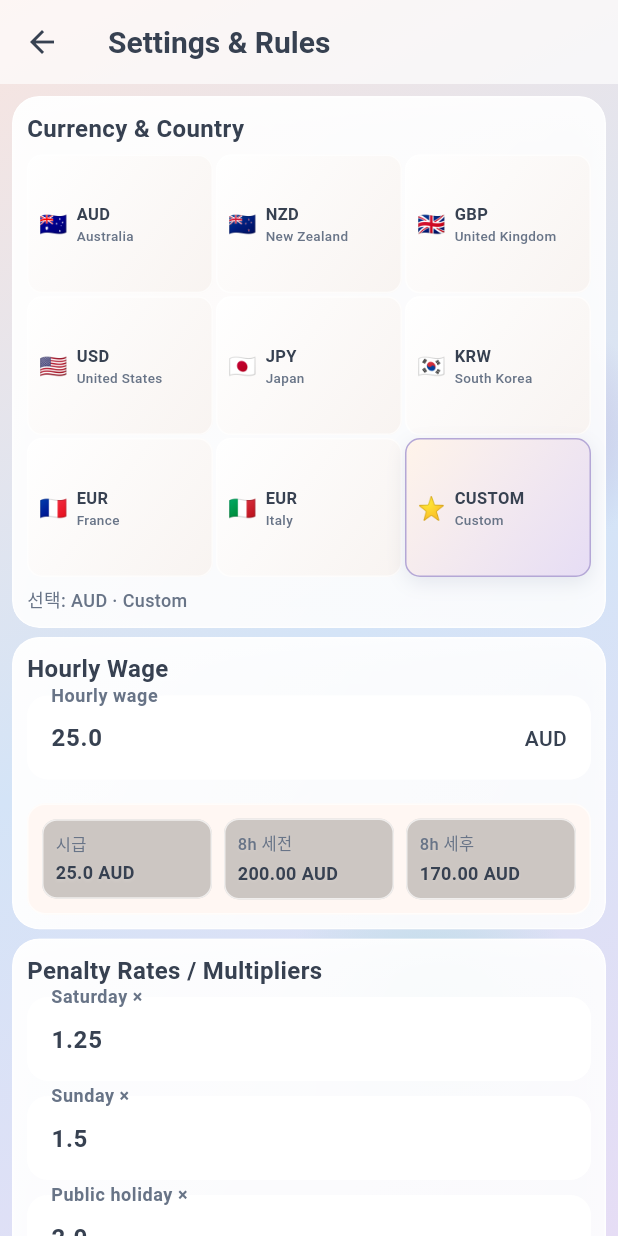
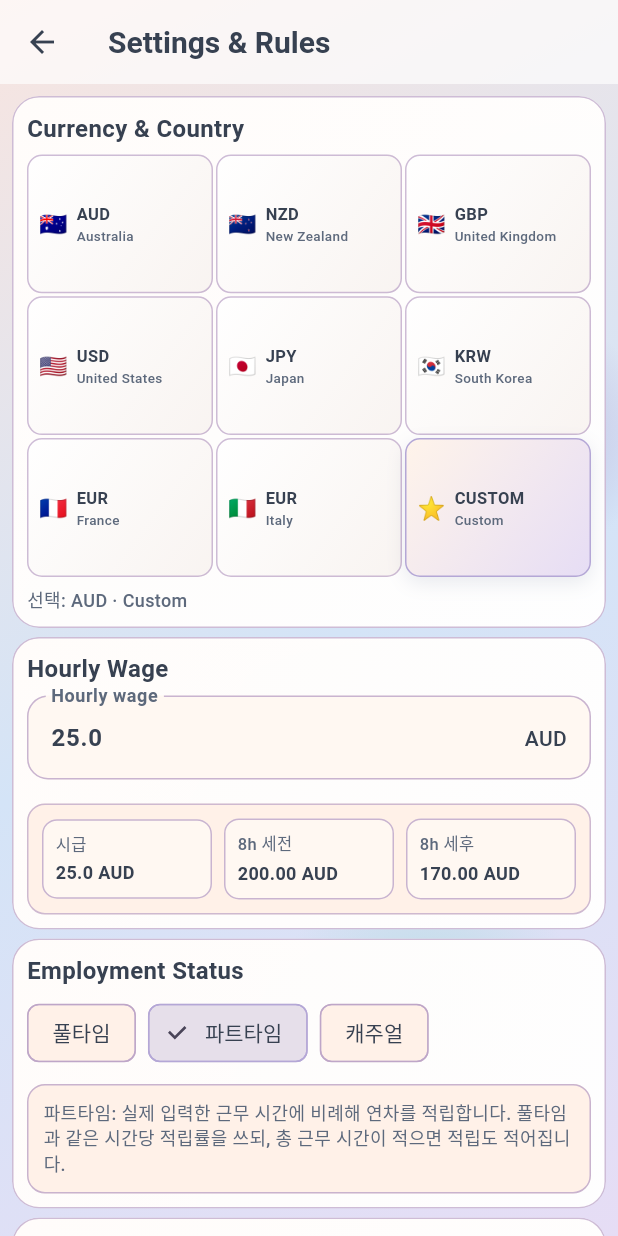
Before and after one commit to Melondressing/employeee, a Flutter app: the RulesScreen screen opened by its route, on a phone screen of 412 x 824 dp. Run offline on Flutter 3.47's test engine with Material 3 defaults, Android fonts, the phone set to English and light mode, and no system bars; our stand-ins replace flutter_riverpod, share_plus, shared_preferences; accounts and stored records are empty; Roboto replaces fonts that are missing (SF Pro).

Commit message:
feat: add auth foundation and employment status

```diff
--- a/lib/main.dart
+++ b/lib/main.dart
@@ -2,6 +2,7 @@ import 'package:flutter/material.dart';
 import 'package:flutter_riverpod/flutter_riverpod.dart';
 
 import 'app.dart';
+import 'services/auth_service.dart';
 import 'services/providers.dart';
 import 'services/storage.dart';
 
@@ -9,12 +10,14 @@ Future<void> main() async {
   WidgetsFlutterBinding.ensureInitialized();
   await Storage.init();
   final bootstrap = await Storage.loadBootstrap();
+  final authSession = await AuthStorage.loadSession();
 
   runApp(
     ProviderScope(
       overrides: [
         bootstrapPayRuleProvider.overrideWithValue(bootstrap.rule),
         bootstrapWorkEntriesProvider.overrideWithValue(bootstrap.entries),
+        bootstrapAuthSessionProvider.overrideWithValue(authSession),
       ],
       child: const EmployeeeeApp(),
     ),
--- a/lib/models/pay_rule.dart
+++ b/lib/models/pay_rule.dart
@@ -1,9 +1,36 @@
 enum WorkType { weekday, saturday, sunday, holiday }
+
+enum EmploymentType { fullTime, partTime, casual }
+
+extension EmploymentTypeLabel on EmploymentType {
+  String get label {
+    switch (this) {
+      case EmploymentType.fullTime:
+        return 'Full-time';
+      case EmploymentType.partTime:
+        return 'Part-time';
+      case EmploymentType.casual:
+        return 'Casual';
+    }
+  }
+
+  String get shortLabel {
+    switch (this) {
+      case EmploymentType.fullTime:
+        return '풀타임';
+      case EmploymentType.partTime:
+        return '파트타임';
+      case EmploymentType.casual:
+        return '캐주얼';
+    }
+  }
+}
 
 /// Pay configuration and multipliers.
 class PayRule {
   PayRule({
     required this.baseWage,
+    this.employmentType = EmploymentType.partTime,
     this.saturdayMultiplier = 1.25,
     this.sundayMultiplier = 1.5,
     this.holidayMultiplier = 2.0,
@@ -26,6 +53,7 @@ class PayRule {
   });
 
   final double baseWage;
+  final EmploymentType employmentType;
   final double saturdayMultiplier;
   final double sundayMultiplier;
   final double holidayMultiplier;
@@ -46,8 +74,15 @@ class PayRule {
   final String taxNote;
   final DateTime? cycleAnchorDate;
 
+  bool get isCasual => employmentType == EmploymentType.casual;
+
+  double get effectiveLeaveAccrualPerHour {
+    return isCasual ? 0 : leaveAccrualPerHour;
+  }
+
   PayRule copyWith({
     double? baseWage,
+    EmploymentType? employmentType,
     double? saturdayMultiplier,
     double? sundayMultiplier,
     double? holidayMultiplier,
@@ -70,6 +105,7 @@ class PayRule {
   }) {
     return PayRule(
       baseWage: baseWage ?? this.baseWage,
+      employmentType: employmentType ?? this.employmentType,
       saturdayMultiplier: saturdayMultiplier ?? this.saturdayMultiplier,
       sundayMultiplier: sundayMultiplier ?? this.sundayMultiplier,
       holidayMultiplier: holidayMultiplier ?? this.holidayMultiplier,
@@ -96,6 +132,7 @@ class PayRule {
 
   Map<String, dynamic> toJson() => {
         'baseWage': baseWage,
+        'employmentType': employmentType.name,
         'saturdayMultiplier': saturdayMultiplier,
         'sundayMultiplier': sundayMultiplier,
         'holidayMultiplier': holidayMultiplier,
@@ -120,6 +157,7 @@ class PayRule {
   factory PayRule.fromJson(Map<String, dynamic> json) {
     return PayRule(
       baseWage: (json['baseWage'] ?? 0).toDouble(),
+      employmentType: _employmentTypeFromJson(json['employmentType']),
       saturdayMultiplier: (json['saturdayMultiplier'] ?? 1.25).toDouble(),
       sundayMultiplier: (json['sundayMultiplier'] ?? 1.5).toDouble(),
       holidayMultiplier: (json['holidayMultiplier'] ?? 2.0).toDouble(),
@@ -143,4 +181,15 @@ class PayRule {
           : DateTime.tryParse(json['cycleAnchorDate'].toString()),
     );
   }
+
+  static EmploymentType _employmentTypeFromJson(dynamic value) {
+    if (value is int && value >= 0 && value < EmploymentType.values.length) {
+      return EmploymentType.values[value];
+    }
+    final raw = value?.toString();
+    return EmploymentType.values.firstWhere(
+      (type) => type.name == raw,
+      orElse: () => EmploymentType.partTime,
+    );
+  }
 }
--- a/lib/screens/rules_screen.dart
+++ b/lib/screens/rules_screen.dart
@@ -39,6 +39,7 @@ class _RulesScreenState extends ConsumerState<RulesScreen> {
   String _country = 'Custom';
   String _taxNote = '';
   String _currency = 'AUD';
+  EmploymentType _employmentType = EmploymentType.partTime;
 
   @override
   void initState() {
@@ -68,6 +69,7 @@ class _RulesScreenState extends ConsumerState<RulesScreen> {
     _country = rule.country;
     _taxNote = rule.taxNote;
     _currency = rule.currency;
+    _employmentType = rule.employmentType;
   }
 
   @override
@@ -121,6 +123,10 @@ class _RulesScreenState extends ConsumerState<RulesScreen> {
                     _previewBlock(),
                   ],
                 ),
+              ),
+              _sectionCard(
+                title: 'Employment Status',
+                child: _employmentTypePicker(),
               ),
               _sectionCard(
                 title: 'Penalty Rates / Multipliers',
@@ -227,11 +233,24 @@ class _RulesScreenState extends ConsumerState<RulesScreen> {
               _sectionCard(
                 title: 'Annual Leave',
                 child: Column(
+                  crossAxisAlignment: CrossAxisAlignment.start,
                   children: [
+                    Text(
+                      _employmentType == EmploymentType.casual
+                          ? '캐주얼은 보통 연차가 적립되지 않아서 계산에서는 적립률을 0으로 처리합니다.'
+                          : '풀타임/파트타임은 일한 시간에 비례해 연차가 적립되도록 저장합니다.',
+                      style: const TextStyle(
+                        color: AppColors.softBlack,
+                        fontSize: 12,
+                        height: 1.35,
+                      ),
+                    ),
+                    const SizedBox(height: 8),
                     _numField(_leaveTotal, 'Total leave (hours)'),
                     _numField(_leaveUsed, 'Used leave (hours)'),
                     _numField(_leaveAccrual, 'Accrual per work hour',
-                        suffix: 'h'),
+                        suffix: 'h',
+                        enabled: _employmentType != EmploymentType.casual),
                   ],
                 ),
               ),
@@ -440,11 +459,68 @@ class _RulesScreenState extends ConsumerState<RulesScreen> {
     );
   }
 
-  Widget _numField(TextEditingController c, String label, {String? suffix}) {
+  Widget _employmentTypePicker() {
+    const types = [
+      EmploymentType.fullTime,
+      EmploymentType.partTime,
+      EmploymentType.casual,
+    ];
+    return Column(
+      crossAxisAlignment: CrossAxisAlignment.start,
+      children: [
+        Wrap(
+          spacing: 8,
+          runSpacing: 8,
+          children: [
+            for (final type in types)
+              ChoiceChip(
+                label: Text(type.shortLabel),
+                selected: _employmentType == type,
+                selectedColor: AppColors.lavender.withValues(alpha: 0.32),
+                backgroundColor: AppColors.cardSurfaceAlt,
+                labelStyle: const TextStyle(color: AppColors.deepInk),
+                side: BorderSide(
+                  color: _employmentType == type
+                      ? AppColors.lavender
+                      : AppColors.inputStroke,
+                ),
+                onSelected: (_) => _setEmploymentType(type),
+              ),
+          ],
+        ),
+        const SizedBox(height: 10),
+        Container(
+          width: double.infinity,
+          padding: const EdgeInsets.all(10),
+          decoration: BoxDecoration(
+            color: AppColors.cardSurfaceAlt,
+            borderRadius: BorderRadius.circular(12),
+            border: Border.all(color: AppColors.inputStroke),
+          ),
+          child: Text(
+            _employmentTypeHelp,
+            style: const TextStyle(
+              color: AppColors.softBlack,
+              height: 1.35,
+              fontSize: 12,
+            ),
+          ),
+        ),
+      ],
+    );
+  }
+
+  Widget _numField(
+    TextEditingController c,
+    String label, {
+    String? suffix,
+    bool enabled = true,
+  }) {
     return Padding(
       padding: const EdgeInsets.only(bottom: 10),
       child: TextField(
         controller: c,
+        enabled: enabled,
         style: const TextStyle(color: AppColors.deepInk),
         cursorColor: AppColors.warmYellow,
         keyboardType:
@@ -507,9 +583,9 @@ class _RulesScreenState extends ConsumerState<RulesScreen> {
     return Container(
       padding: const EdgeInsets.symmetric(horizontal: 8, vertical: 8),
       decoration: BoxDecoration(
-        color: Colors.black.withValues(alpha: 0.2),
+        color: AppColors.inputSurface,
         borderRadius: BorderRadius.circular(10),
-        border: Border.all(color: AppColors.glassStroke),
+        border: Border.all(color: AppColors.inputStroke),
       ),
       child: Column(
         crossAxisAlignment: CrossAxisAlignment.start,
@@ -530,6 +606,28 @@ class _RulesScreenState extends ConsumerState<RulesScreen> {
         ],
       ),
     );
+  }
+
+  String get _employmentTypeHelp {
+    switch (_employmentType) {
+      case EmploymentType.fullTime:
+        return '풀타임: 고정 근무 기준으로 시급과 연차 적립률을 저장합니다. 기본 연차 적립률이 비어 있으면 0.0769h/h를 추천값으로 넣습니다.';
+      case EmploymentType.partTime:
+        return '파트타임: 실제 입력한 근무 시간에 비례해 연차를 적립합니다. 풀타임과 같은 시간당 적립률을 쓰되, 총 근무 시간이 적으면 적립도 적어집니다.';
+      case EmploymentType.casual:
+        return '캐주얼: 보통 캐주얼 로딩이 포함된 시급을 직접 입력합니다. 연차 적립은 계산에서 제외하고, payslip 연동 때 캐주얼 로딩 항목을 따로 매칭할 계획입니다.';
+    }
+  }
+
+  void _setEmploymentType(EmploymentType type) {
+    setState(() {
+      _employmentType = type;
+      if (type == EmploymentType.casual) {
+        _leaveAccrual.text = '0';
+      } else if ((double.tryParse(_leaveAccrual.text) ?? 0) == 0) {
+        _leaveAccrual.text = '0.0769';
+      }
+    });
   }
 
   List<DropdownMenuItem<int>> _weekdayItems({bool includeSameDay = false}) {
@@ -668,11 +766,16 @@ class _RulesScreenState extends ConsumerState<RulesScreen> {
     _holiday.text = preset.holiday.toStringAsFixed(2);
     _night.text = preset.night.toStringAsFixed(2);
     _taxNote = preset.note;
+    if (_employmentType != EmploymentType.casual &&
+        (double.tryParse(_leaveAccrual.text) ?? 0) == 0) {
+      _leaveAccrual.text = '0.0769';
+    }
   }
 
   void _save() {
     final newRule = PayRule(
       baseWage: double.tryParse(_baseWage.text) ?? 0,
+      employmentType: _employmentType,
       saturdayMultiplier: double.tryParse(_sat.text) ?? 1,
       sundayMultiplier: double.tryParse(_sun.text) ?? 1,
       holidayMultiplier: double.tryParse(_holiday.text) ?? 1,
--- a/lib/services/pay_calculator.dart
+++ b/lib/services/pay_calculator.dart
@@ -62,7 +62,7 @@ class PayCalculator {
         gross += nightExtra;
         breakdown['night'] = (breakdown['night'] ?? 0) + nightExtra;
       }
-      accruedLeaveHours += hours * rule.leaveAccrualPerHour;
+      accruedLeaveHours += hours * rule.effectiveLeaveAccrualPerHour;
     }
 
     final tax = gross * rule.taxRate;
@@ -122,8 +122,7 @@ class PayCalculator {
     final start = rule.cycleAnchorDate == null
         ? refDate.subtract(
             Duration(
-              days:
-                  (refDate.weekday - rule.payPeriodStartWeekday) % 7,
+              days: (refDate.weekday - rule.payPeriodStartWeekday) % 7,
             ),
           )
         : _anchoredCycleStart(refDate, rule.cycleAnchorDate!, cycleLength);
--- a/lib/theme/colors.dart
+++ b/lib/theme/colors.dart
@@ -14,14 +14,17 @@ class AppColors {
   static const mint = Color(0xFFA8DADC);
 
   static const deepInk = Color(0xFF374151);
-  static const softBlack = Color(0xFF687487);
+  static const softBlack = Color(0xFF5D697C);
   static const offWhite = Color(0xFFFDF9F4);
 
-  static const cardSurface = Color(0xDFFFFFFF);
-  static const cardSurfaceStrong = Color(0xF5FFFFFF);
-  static const cardSurfaceAlt = Color(0xEFFFF7F2);
-  static const glassSurface = Color(0x80FFFFFF);
-  static const glassStroke = Color(0xB3FFFFFF);
+  static const cardSurface = Color(0xF8FFFFFF);
+  static const cardSurfaceStrong = Color(0xFFFFFCFA);
+  static const cardSurfaceAlt = Color(0xFFFFF1E8);
+  static const glassSurface = Color(0xD9FFFFFF);
+  static const glassStroke = Color(0xB8BBA3C7);
+  static const inputSurface = Color(0xFFFFF8F2);
+  static const inputStroke = Color(0xCCBBA3C7);
+  static const shadowTint = Color(0x225D6B8C);
 
   static const accentGlow = Color(0x66C9ADA7);
 }
--- a/lib/widgets/glass_card.dart
+++ b/lib/widgets/glass_card.dart
@@ -34,16 +34,21 @@ class GlassCard extends StatelessWidget {
         boxShadow: blurEnabled
             ? const [
                 BoxShadow(
-                  color: Color(0x1F5D6B8C),
-                  blurRadius: 18,
-                  offset: Offset(0, 8),
+                  color: AppColors.shadowTint,
+                  blurRadius: 20,
+                  offset: Offset(0, 10),
+                ),
+                BoxShadow(
+                  color: Color(0x18FFFFFF),
+                  blurRadius: 1,
+                  offset: Offset(0, -1),
                 ),
               ]
             : const [
                 BoxShadow(
-                  color: Color(0x1A5D6B8C),
-                  blurRadius: 10,
-                  offset: Offset(0, 5),
+                  color: AppColors.shadowTint,
+                  blurRadius: 12,
+                  offset: Offset(0, 6),
                 ),
               ],
       ),
```
Also changed, not shown: lib/app.dart (+19 -6 lines), lib/models/auth_session.dart (added, +34 -0 lines), lib/screens/home_screen.dart (+8 -0 lines), lib/screens/login_screen.dart (added, +366 -0 lines), lib/services/auth_service.dart (added, +91 -0 lines), 11 other files.
